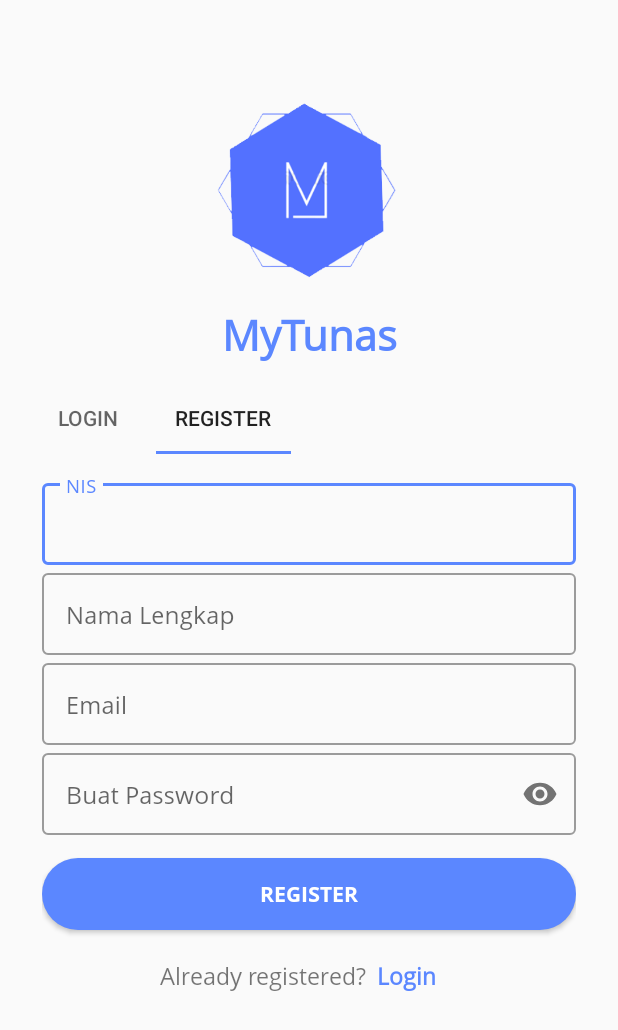
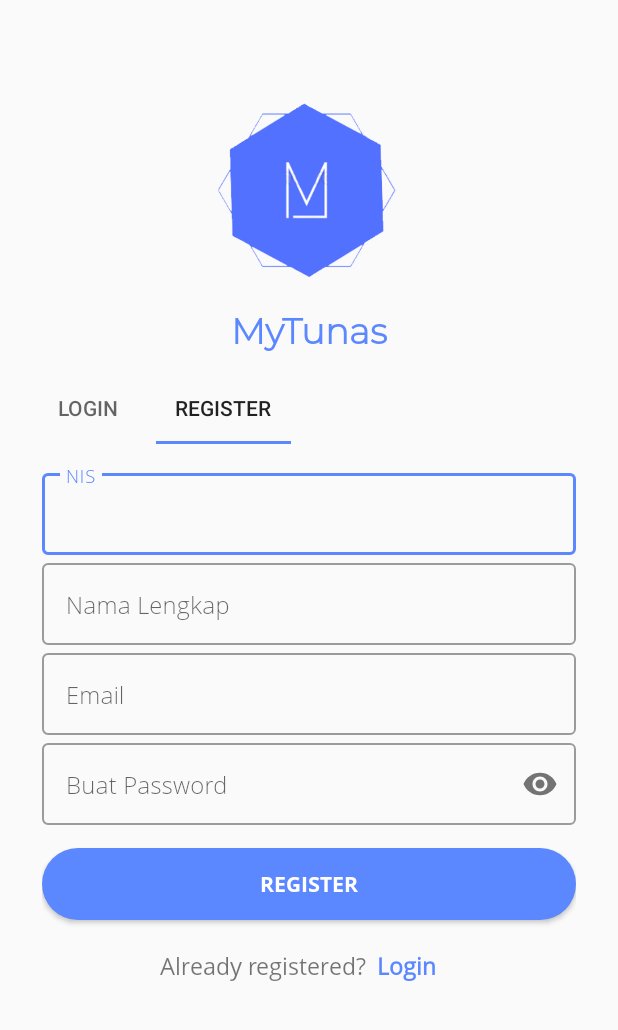
Before and after one commit to yosafatrend/MyTunasRe, an Android app: the screen it shows after launch (Main2Activity before the commit, AuthActivity after it), tab 2 chosen, on a phone screen of 412 x 824 dp. Shown: the top 1030 px of the screen. Run offline under Robolectric (Android 15) with nearby library versions, the phone set to English and light mode, and no system bars; our stand-ins replace Firebase (no records; nobody signed in at launch, a user with empty details on screens opened directly); 1 statement that could not run was skipped.

```diff
--- a/app/src/main/AndroidManifest.xml
+++ b/app/src/main/AndroidManifest.xml
@@ -10,16 +10,16 @@
         android:supportsRtl="true"
         android:theme="@style/AppTheme">
         <activity
-            android:name=".Main2Activity"
+            android:name=".AuthActivity"
             android:label="home"></activity>
         <activity android:name=".VerifDialog" />
         <activity android:name=".ProfileActivity" />
         <activity
-            android:name=".Main3Activity"
+            android:name=".DashboardActivity"
             android:screenOrientation="portrait"
             android:theme="@style/AppTheme" />
         <activity
-            android:name=".MainActivity"
+            android:name=".SplashScreen"
             android:screenOrientation="portrait">
             <intent-filter>
                 <action android:name="android.intent.action.MAIN" />
--- a/app/src/main/java/com/spect/mytunas/Main2Activity.java
+++ b/app/src/main/java/com/spect/mytunas/AuthActivity.java
@@ -22,7 +22,7 @@ import com.google.firebase.database.FirebaseDatabase;
 import com.google.firebase.database.Query;
 import com.google.firebase.database.ValueEventListener;
 
-public class Main2Activity extends AppCompatActivity {
+public class AuthActivity extends AppCompatActivity {
     TextInputEditText edtNis, edtPass, edtNama;
     Button btnRegist;
     private DatabaseReference Siswa;
--- a/app/src/main/java/com/spect/mytunas/RegisterFragment.java
+++ b/app/src/main/java/com/spect/mytunas/RegisterFragment.java
@@ -9,7 +9,6 @@ import android.view.LayoutInflater;
 import android.view.View;
 import android.view.ViewGroup;
 import android.widget.Button;
-import android.widget.EditText;
 import android.widget.ProgressBar;
 import android.widget.Toast;
 
@@ -70,7 +69,7 @@ public class RegisterFragment extends Fragment {
     public void onStart() {
         super.onStart();
         if (mAuth.getCurrentUser() != null){
-            Intent intent = new Intent(getActivity(), Main3Activity.class);
+            Intent intent = new Intent(getActivity(), DashboardActivity.class);
             Toast.makeText(getActivity(), "Anda sudah login", Toast.LENGTH_SHORT).show();
             startActivity(intent);
             getActivity().finish();
--- a/app/src/main/java/com/spect/mytunas/MainActivity.java
+++ b/app/src/main/java/com/spect/mytunas/SplashScreen.java
@@ -6,9 +6,7 @@ import androidx.appcompat.app.AppCompatActivity;
 import android.content.Intent;
 import android.os.Bundle;
 import android.os.Handler;
-import android.util.Log;
 import android.view.View;
-import android.widget.Button;
 import android.widget.ProgressBar;
 import android.widget.Toast;
 
@@ -18,9 +16,7 @@ import com.google.firebase.database.DatabaseReference;
 import com.google.firebase.database.FirebaseDatabase;
 import com.google.firebase.database.ValueEventListener;
 
-import java.util.List;
-
-public class MainActivity extends AppCompatActivity {
+public class SplashScreen extends AppCompatActivity {
     private DatabaseReference Siswa;
     private ProgressBar progressBar;
 
@@ -37,7 +33,7 @@ public class MainActivity extends AppCompatActivity {
                     @Override
                     public void onDataChange(@NonNull DataSnapshot snapshot) {
                         String nis = snapshot.child("nis").getValue().toString();
-                        Toast.makeText(MainActivity.this, "Berhasil " + nis, Toast.LENGTH_SHORT).show();
+                        Toast.makeText(SplashScreen.this, "Berhasil " + nis, Toast.LENGTH_SHORT).show();
                     }
 
                     @Override
@@ -51,7 +47,7 @@ public class MainActivity extends AppCompatActivity {
         new Handler().postDelayed(new Runnable() {
             @Override
             public void run() {
-                Intent intent = new Intent(getApplicationContext(),Main2Activity.class);
+                Intent intent = new Intent(getApplicationContext(), AuthActivity.class);
                 startActivity(intent);
                 finish();
             }
--- a/app/src/main/res/layout/activity_main.xml
+++ b/app/src/main/res/layout/activity_main.xml
@@ -7,7 +7,7 @@
     android:background="@drawable/bgtunas2"
     android:gravity="center"
     android:orientation="vertical"
-    tools:context=".MainActivity">
+    tools:context=".SplashScreen">
 
     <ImageView
         android:id="@+id/icon"
--- a/app/src/main/res/layout/activity_main2.xml
+++ b/app/src/main/res/layout/activity_main2.xml
@@ -6,14 +6,14 @@
     android:layout_height="match_parent"
     android:orientation="vertical"
     android:padding="14dp"
-    tools:context=".Main2Activity">
+    tools:context=".AuthActivity">
 
     <ImageView
         android:id="@+id/imageView"
         android:layout_width="150dp"
         android:layout_height="150dp"
         android:layout_gravity="center_horizontal"
-        android:layout_marginTop="40sp"
+        android:layout_marginTop="40dp"
         android:src="@drawable/mytunas"
         app:layout_constraintEnd_toEndOf="parent"
         app:layout_constraintStart_toStartOf="parent"
@@ -23,10 +23,10 @@
         android:id="@+id/textView5"
         android:layout_width="wrap_content"
         android:layout_height="wrap_content"
-        android:fontFamily="@font/opensansergular"
+        android:fontFamily="@font/montserratlight"
         android:text="@string/app_name"
         android:textColor="@color/colorPrimary"
-        android:textSize="28sp"
+        android:textSize="24sp"
         android:textStyle="bold"
         app:layout_constraintEnd_toEndOf="@+id/imageView"
         app:layout_constraintStart_toStartOf="@+id/imageView"
--- a/app/src/main/res/layout/fragment_register.xml
+++ b/app/src/main/res/layout/fragment_register.xml
@@ -88,9 +88,10 @@
                         android:layout_width="match_parent"
                         android:layout_height="wrap_content"
                         android:layout_gravity="center_vertical"
-                        android:fontFamily="@font/opensansergular"
+                        android:fontFamily="@font/opensanslight"
                         android:hint="NIS"
-                        android:inputType="number" />
+                        android:inputType="number"
+                        android:textSize="16sp" />
                 </com.google.android.material.textfield.TextInputLayout>
 
                 <com.google.android.material.textfield.TextInputLayout
@@ -108,9 +109,10 @@
                         android:layout_width="match_parent"
                         android:layout_height="wrap_content"
                         android:layout_gravity="center_vertical"
-                        android:fontFamily="@font/opensansergular"
+                        android:fontFamily="@font/opensanslight"
                         android:hint="Nama Lengkap"
-                        android:inputType="text" />
+                        android:inputType="text"
+                        android:textSize="16sp" />
                 </com.google.android.material.textfield.TextInputLayout>
 
                 <com.google.android.material.textfield.TextInputLayout
@@ -128,9 +130,10 @@
                         android:layout_width="match_parent"
                         android:layout_height="wrap_content"
                         android:layout_gravity="center_vertical"
-                        android:fontFamily="@font/opensansergular"
+                        android:fontFamily="@font/opensanslight"
                         android:hint="Email"
-                        android:inputType="textEmailAddress" />
+                        android:inputType="textEmailAddress"
+                        android:textSize="16sp" />
                 </com.google.android.material.textfield.TextInputLayout>
 
                 <com.google.android.material.textfield.TextInputLayout
@@ -149,9 +152,10 @@
                         android:layout_width="match_parent"
                         android:layout_height="wrap_content"
                         android:layout_gravity="center_vertical"
-                        android:fontFamily="@font/opensansergular"
+                        android:fontFamily="@font/opensanslight"
                         android:hint="Buat Password"
-                        android:inputType="textPassword" />
+                        android:inputType="textPassword"
+                        android:textSize="16sp" />
                 </com.google.android.material.textfield.TextInputLayout>
             </LinearLayout>
 
```
Also changed, not shown: app/src/main/java/com/spect/mytunas/DashboardActivity.java (renamed from app/src/main/java/com/spect/mytunas/Main3Activity.java, +9 -1 lines), app/src/main/java/com/spect/mytunas/LoginFragment.java (+7 -10 lines), app/src/main/java/com/spect/mytunas/ProfileActivity.java (+52 -17 lines), app/src/main/res/layout/fragment_login.xml (+6 -4 lines).
